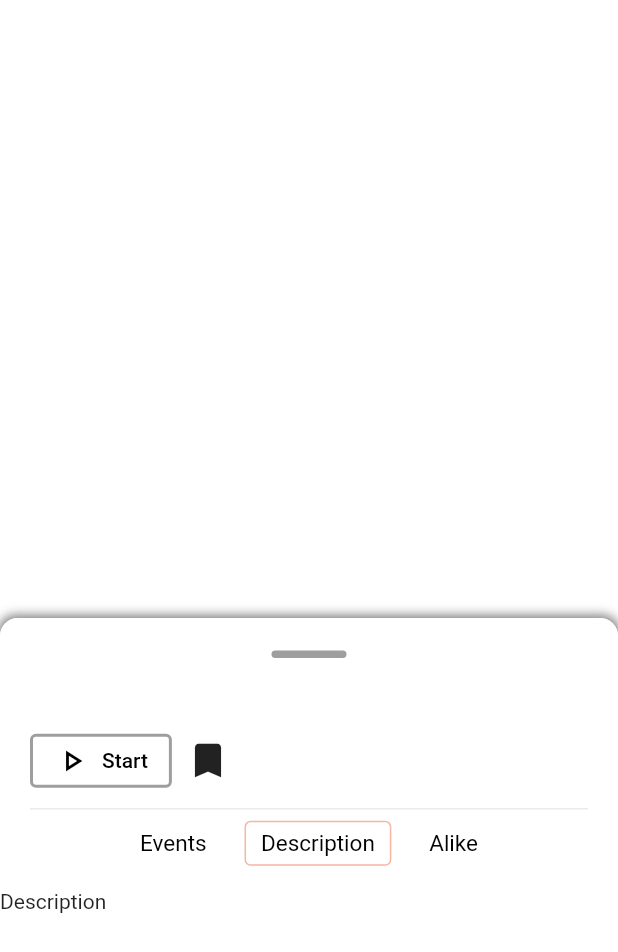
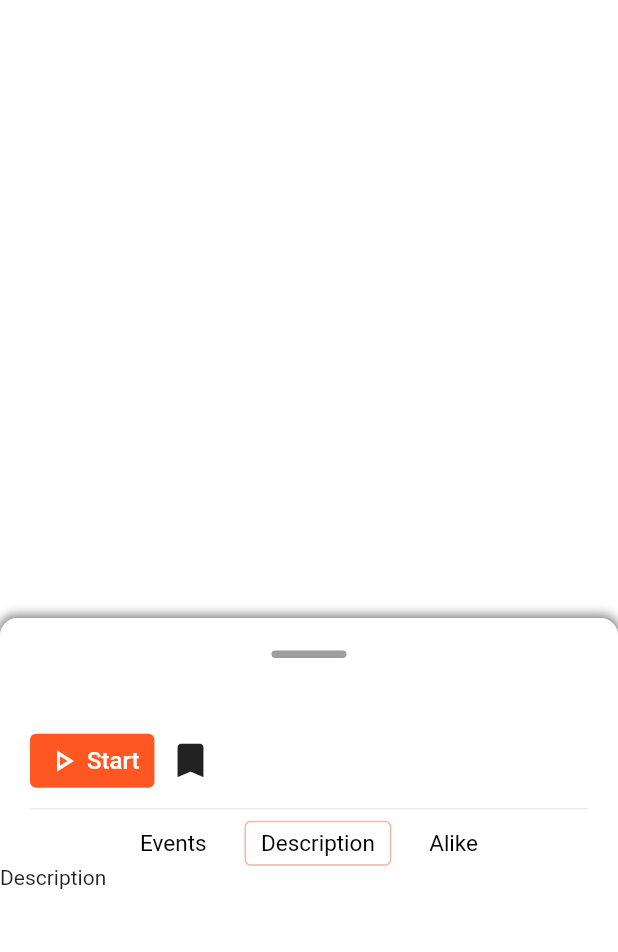
Before and after one commit to sneveapp/sneveapp, a Flutter app: the EventlistPopup widget shown alone on an empty page, opened directly with empty values, after a tap on the "bookmark add" icon, after a tap on "Description", on a phone screen of 412 x 824 dp. Shown: the top 952 px of the screen. Run offline on Flutter 3.47's test engine with Material 2 defaults, Android fonts, the phone set to English and light mode, and no system bars; missing offline and left inert: dart:ffi; network calls fail.

Commit message:
Change EventlistPopup to make it destroy itself when it is minimized

```diff
--- a/lib/components/eventlist_popup.dart
+++ b/lib/components/eventlist_popup.dart
@@ -6,6 +6,7 @@ import 'package:sneve/components/eventlist_popup_tab.dart';
 import 'package:sneve/components/event_scroll_view.dart';
 import 'package:sneve/components/eventlist_alike_view.dart';
 import 'package:sneve/components/eventlist_description.dart';
+import 'package:sneve/notifications/EventlistPopupNotification.dart';
 import 'package:sneve/pages/events_view.dart';
 
 import 'package:sneve/services/eventlist.dart';
@@ -53,10 +54,19 @@ class _EventlistPopupState extends State<EventlistPopup> {
 
   @override
   Widget build(BuildContext context) {
-    return DraggableScrollableSheet(
+    return NotificationListener<DraggableScrollableNotification>(
+        onNotification: (notification) {
+          if (notification.extent <= 0.2) {
+            print("dispatch!");
+            EventlistPopupNotification(eventlist: widget._eventList)
+              ..dispatch(context);
+          }
+          return false;
+        },
+        child: DraggableScrollableSheet(
           initialChildSize: .5,
           minChildSize: .0,
-      maxChildSize: 0.95,
+          maxChildSize: 0.90,
           builder: (BuildContext context, ScrollController scrollController) {
             return Container(
                 decoration: BoxDecoration(
@@ -75,8 +85,8 @@ class _EventlistPopupState extends State<EventlistPopup> {
                   controller: scrollController,
                   slivers: [
                     SliverAppBar(
-                  expandedHeight: MediaQuery.of(context).size.height * .22,
-                  collapsedHeight: MediaQuery.of(context).size.height * .22,
+                      expandedHeight: MediaQuery.of(context).size.height * .20,
+                      collapsedHeight: MediaQuery.of(context).size.height * .20,
                       backgroundColor: Colors.white.withOpacity(0),
                       flexibleSpace: Container(
                         alignment: Alignment.center,
@@ -120,21 +130,32 @@ class _EventlistPopupState extends State<EventlistPopup> {
                               OutlinedButton(
                                   onPressed: () => {},
                                   style: ButtonStyle(
-                                side: MaterialStateProperty.all(
-                                    const BorderSide(
-                                        width: 2.0,
-                                        color: Colors.grey,
-                                        style: BorderStyle.solid)),
+                                    padding: MaterialStateProperty.all<
+                                            EdgeInsetsGeometry>(
+                                        EdgeInsets.only(
+                                            left: 10,
+                                            right: 10,
+                                            top: 5,
+                                            bottom: 5)),
+                                    side: MaterialStateProperty.all<BorderSide>(
+                                        BorderSide(
+                                            width: 0,
+                                            color:
+                                                Colors.white.withOpacity(0))),
+                                    backgroundColor:
+                                        MaterialStateProperty.all<Color>(
+                                            Colors.deepOrange),
                                     alignment: Alignment.centerLeft,
                                   ),
                                   child: Row(children: const [
                                     Icon(
                                       Icons.play_arrow_outlined,
-                                  color: Colors.black,
+                                      color: Colors.white,
                                     ),
-                                SizedBox(width: 8),
+                                    SizedBox(width: 4),
                                     Text("Start",
-                                    style: TextStyle(color: Colors.black))
+                                        style: TextStyle(
+                                            color: Colors.white, fontSize: 16))
                                   ])),
                               IconButton(
                                 onPressed: bookmarkTapped,
@@ -187,6 +208,6 @@ class _EventlistPopupState extends State<EventlistPopup> {
                   ],
                 ));
           },
-    );
+        ));
   }
 }
--- /dev/null
+++ b/lib/notifications/EventlistPopupNotification.dart
@@ -0,0 +1,7 @@
+import 'package:flutter/cupertino.dart';
+import 'package:sneve/services/eventlist.dart';
+
+class EventlistPopupNotification extends Notification {
+  final EventList eventlist;
+  const EventlistPopupNotification({required this.eventlist}) : super();
+}
--- a/lib/sneve_app.dart
+++ b/lib/sneve_app.dart
@@ -2,6 +2,7 @@ import 'package:flutter/material.dart';
 import 'package:sneve/components/sneve_appbar.dart';
 import 'package:sneve/components/main_navigation_bar.dart';
 import 'package:sneve/config/theme_config.dart';
+import 'package:sneve/notifications/EventlistPopupNotification.dart';
 import 'package:sneve/pages/events_view.dart';
 import 'package:sneve/pages/home_view.dart';
 import 'package:sneve/pages/library_view.dart';
```
Also changed, not shown: lib/components/eventlist_card.dart (added, +100 -0 lines), lib/components/eventlist_view.dart (+15 -3 lines), lib/pages/library_view.dart (+18 -20 lines). Lines whose indentation alone changed are shown as unchanged.
